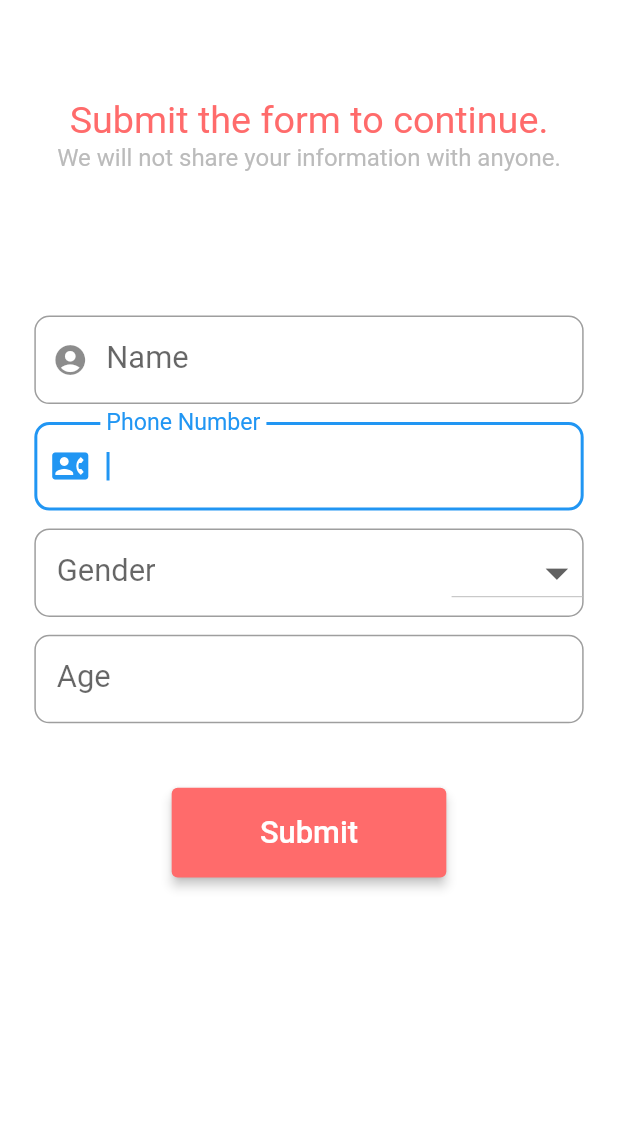
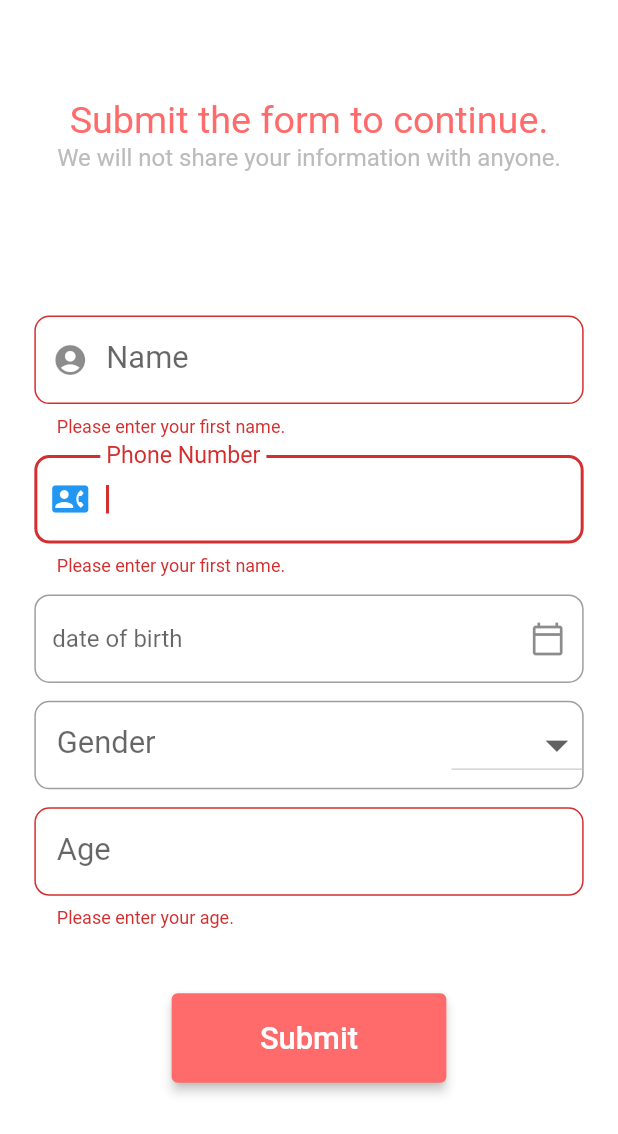
Before and after one commit to Md-Moniruzzaman/Flutter-E-commece-app, a Flutter app: the UserForm screen opened directly, after a tap on "Submit", on a phone screen of 412 x 824 dp. Shown: the top 1134 px of the screen. Run offline on Flutter 3.47's test engine with Material 2 defaults, Android fonts, the phone set to English and light mode, and no system bars; our stand-ins replace cloud_firestore, firebase_auth, firebase_core, flutter_screenutil, fluttertoast; accounts and stored records are empty.

Commit message:
create user data form

```diff
--- a/lib/pages/bottom_nav_controller.dart
+++ b/lib/pages/bottom_nav_controller.dart
@@ -1,3 +1,4 @@
+import 'package:ecommerce_app/constant/appColors.dart';
 import 'package:flutter/material.dart';
 
 class BottomNavController extends StatefulWidget {
@@ -10,6 +11,8 @@ class BottomNavController extends StatefulWidget {
 class _BottomNavControllerState extends State<BottomNavController> {
   @override
   Widget build(BuildContext context) {
-    return Container();
+    return Scaffold(
+      backgroundColor: AppColors.deepOrange,
+    );
   }
 }
--- a/lib/pages/user_form.dart
+++ b/lib/pages/user_form.dart
@@ -1,6 +1,10 @@
+import 'package:cloud_firestore/cloud_firestore.dart';
+import 'package:ecommerce_app/pages/bottom_nav_controller.dart';
 import 'package:ecommerce_app/widgets/custombutton.dart';
+import 'package:firebase_auth/firebase_auth.dart';
 import 'package:flutter/material.dart';
 import 'package:flutter_screenutil/flutter_screenutil.dart';
+import 'package:fluttertoast/fluttertoast.dart';
 
 import '../constant/appColors.dart';
 
@@ -21,7 +25,20 @@ class _UserFormState extends State<UserForm> {
   final TextEditingController _ageController = TextEditingController();
   List<String> gender = ["Male", "Female", "Other"];
 
-  _selectDateFromPicker() {}
+  Future<void> _selectDateFromPicker(BuildContext context) async {
+    final DateTime? picked = await showDatePicker(
+      context: context,
+      initialDate: DateTime(DateTime.now().year - 20),
+      firstDate: DateTime(DateTime.now().year - 80),
+      lastDate: DateTime(DateTime.now().year + 20),
+    );
+    if (picked != null) {
+      setState(() {
+        _dobController.text =
+            '${picked.day} / ${picked.month} / ${picked.year}';
+      });
+    }
+  }
 
   @override
   Widget build(BuildContext context) {
@@ -65,7 +82,7 @@ class _UserFormState extends State<UserForm> {
         if (!RegExp(r'^.{11,}$').hasMatch(value)) {
           return 'Please enter minimum 11 digits.';
         }
-        // return null;
+        return null;
       },
       onSaved: (value) {
         _nameController.text = value!;
@@ -90,12 +107,12 @@ class _UserFormState extends State<UserForm> {
       },
       readOnly: true,
       decoration: InputDecoration(
-        hintText: "date of birth",
-        suffixIcon: IconButton(
-          onPressed: () => _selectDateFromPicker(),
-          icon: Icon(Icons.calendar_today_outlined),
-        ),
-      ),
+          hintText: "date of birth",
+          suffixIcon: IconButton(
+            onPressed: () => _selectDateFromPicker(context),
+            icon: const Icon(Icons.calendar_today_outlined),
+          ),
+          border: OutlineInputBorder(borderRadius: BorderRadius.circular(10))),
     );
 
     // Gender selection Field
@@ -194,6 +211,10 @@ class _UserFormState extends State<UserForm> {
                 SizedBox(
                   height: 10.h,
                 ),
+                dobField,
+                SizedBox(
+                  height: 10.h,
+                ),
                 genderSelection,
                 SizedBox(
                   height: 10.h,
@@ -202,7 +223,7 @@ class _UserFormState extends State<UserForm> {
                 SizedBox(
                   height: 36.h,
                 ),
-                customButton("Submit", () {}),
+                customButton("Submit", () => sendDataToDB()),
               ],
             ),
           ),
@@ -210,4 +231,27 @@ class _UserFormState extends State<UserForm> {
       ),
     );
   }
+
+  sendDataToDB() async {
+    final FirebaseAuth _auth = FirebaseAuth.instance;
+    final _currentUsers = _auth.currentUser;
+
+    CollectionReference userReference =
+        FirebaseFirestore.instance.collection('users');
+    if (_formkey.currentState!.validate()) {
+      userReference.doc(_currentUsers!.email).set({
+        'name': _nameController.text,
+        'phoneNumber': _phoneNumberController.text,
+        'dob': _dobController.text,
+        'gender': _genderController.text,
+        'age': _ageController.text,
+      }).then((value) {
+        Fluttertoast.showToast(msg: 'Data updated successful');
+        Navigator.push(context,
+                MaterialPageRoute(builder: (_) => BottomNavController()))
+            .catchError(
+                (e) => Fluttertoast.showToast(msg: 'Something went wrong!'));
+      });
+    }
+  }
 }
```
